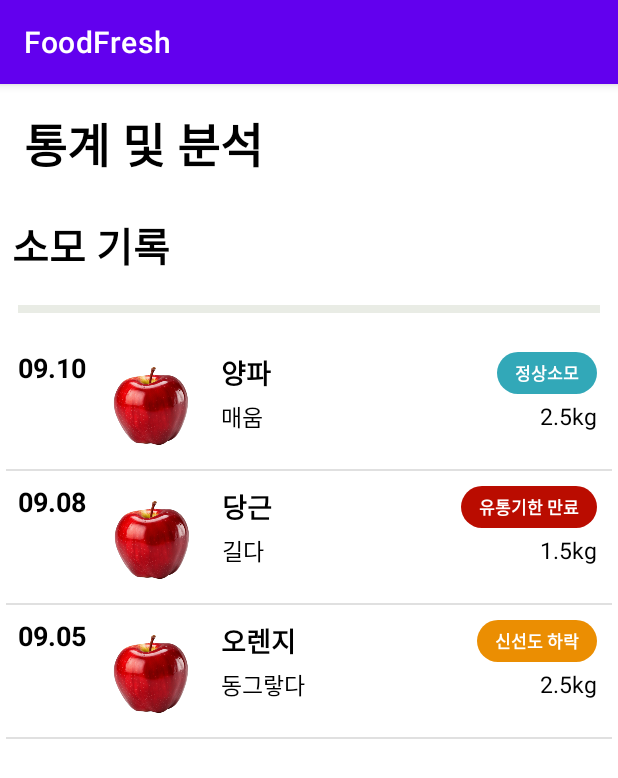
After one commit to CD1-2024-2/FoodFresh-client, an Android app: the ConsumptionLogActivity screen opened directly, with no data from a screen before it, on a phone screen of 412 x 824 dp. The commit adds this screen. Shown: the top 778 px of the screen. Run offline under Robolectric (Android 15) with nearby library versions, the phone set to English and light mode, and no system bars.

Commit message:
Feat: consumption log activity

```diff
--- a/app/src/main/AndroidManifest.xml
+++ b/app/src/main/AndroidManifest.xml
@@ -19,6 +19,9 @@
         tools:targetApi="31">
         <activity
             android:name=".StatisticActivity"
+            android:exported="false" />
+        <activity
+            android:name=".ConsumptionLogActivity"
             android:exported="false" />
         <activity
             android:name=".PopupMemberActivity"
--- /dev/null
+++ b/app/src/main/java/com/example/foodfresh/ConsumptionListAdapter.java
@@ -0,0 +1,75 @@
+package com.example.foodfresh;
+
+import android.content.Context;
+import android.os.Build;
+import android.view.LayoutInflater;
+import android.view.View;
+import android.view.ViewGroup;
+import android.widget.BaseAdapter;
+import android.widget.ImageView;
+import android.widget.TextView;
+import androidx.core.content.ContextCompat;
+import android.graphics.drawable.GradientDrawable;
+
+import java.time.LocalDate;
+import java.time.format.DateTimeFormatter;
+import java.util.ArrayList;
+
+public class ConsumptionListAdapter extends BaseAdapter {
+    ArrayList<ConsumptionListItem> list = new ArrayList<ConsumptionListItem>();
+    Context context;
+
+    @Override
+    public int getCount() {
+        return list.size();
+    }
+
+    @Override
+    public ConsumptionListItem getItem(int i) {
+        return list.get(i);
+    }
+
+    @Override
+    public long getItemId(int i) {
+        return i;
+    }
+
+    public void addItem(ConsumptionListItem item) {
+        list.add(item);
+    }
+
+    @Override
+    public View getView(int position, View convertView, ViewGroup parent) {
+        context = parent.getContext();
+        ConsumptionListItem item = list.get(position);
+
+        if (convertView == null) {
+            LayoutInflater inflater = (LayoutInflater)context.getSystemService(Context.LAYOUT_INFLATER_SERVICE);
+            convertView = inflater.inflate(R.layout.listview_comsumption_list, parent, false);
+        }
+
+        TextView date_tv = convertView.findViewById(R.id.date_textview);
+        TextView name_tv = convertView.findViewById(R.id.food_name_textview);
+        TextView des_tv = convertView.findViewById(R.id.food_description_textview);
+        TextView tag_tv = convertView.findViewById(R.id.tag_textview);
+        TextView amount_tv = convertView.findViewById(R.id.food_amount_textview);
+        ImageView iv = convertView.findViewById(R.id.food_imageview);
+
+        LocalDate date = item.getDate();
+        if (Build.VERSION.SDK_INT >= Build.VERSION_CODES.O) {
+            DateTimeFormatter formatter = DateTimeFormatter.ofPattern("MM.dd");
+            date_tv.setText(date.format(formatter));
+        }
+        name_tv.setText(item.getName());
+        des_tv.setText(item.getDescription());
+        tag_tv.setText(ConsumptionListItem.tags[item.getTag()]);
+
+        GradientDrawable background = (GradientDrawable) ContextCompat.getDrawable(context, R.drawable.rounded_background);
+        background.setColor(ConsumptionListItem.colors[item.getTag()]);
+        tag_tv.setBackground(background);
+
+        amount_tv.setText(item.getAmount());
+
+        return convertView;
+    }
+}
--- /dev/null
+++ b/app/src/main/java/com/example/foodfresh/ConsumptionListItem.java
@@ -0,0 +1,95 @@
+package com.example.foodfresh;
+
+import android.media.Image;
+
+import java.time.LocalDate;
+
+public class ConsumptionListItem {
+    static String[] tags = {
+            "정상소모",
+            "유통기한 만료",
+            "신선도 하락",
+            "기타"
+    };
+
+    static int[] colors = {
+            0xff32a8b8,
+            0xffba0c00,
+            0xffeb8e02,
+            0xff02b302
+    };
+
+    private String id;
+    private Image img;
+    private LocalDate date;
+    private String name;
+    private String description;
+    private int tag;
+    private String amount;
+
+    public String getId() {
+        return id;
+    }
+
+    public void setId(String id) {
+        this.id = id;
+    }
+
+    public Image getImg() {
+        return img;
+    }
+
+    public void setImg(Image img) {
+        this.img = img;
+    }
+
+    public LocalDate getDate() {
+        return date;
+    }
+
+    public void setDate(LocalDate name) {
+        this.date = date;
+    }
+
+    public String getName() {
+        return name;
+    }
+
+    public void setName(String name) {
+        this.name = name;
+    }
+
+    public String getDescription() {
+        return description;
+    }
+
+    public void setDescription(String description) {
+        this.description = this.description;
+    }
+
+    public int getTag() {
+        return tag;
+    }
+
+    public void setTag(int tag) {
+        this.tag = tag;
+    }
+
+    public String getAmount() {
+        return amount;
+    }
+
+    public void setAmount(String amount) {
+        this.amount = amount;
+    }
+
+    ConsumptionListItem (String id, Image img, LocalDate date, String name, String description, int tag, String amount) {
+        this.id = id;
+        this.img = img;
+        this.date = date;
+        this.name = name;
+        this.description = description;
+        this.tag = tag;
+        this.amount = amount;
+    }
+}
--- /dev/null
+++ b/app/src/main/java/com/example/foodfresh/ConsumptionLogActivity.java
@@ -0,0 +1,29 @@
+package com.example.foodfresh;
+
+import android.os.Build;
+import android.os.Bundle;
+import android.widget.ListView;
+
+import androidx.appcompat.app.AppCompatActivity;
+
+import java.time.LocalDate;
+
+public class ConsumptionLogActivity extends AppCompatActivity {
+    @Override
+    protected void onCreate(Bundle savedInstanceState) {
+        super.onCreate(savedInstanceState);
+        setContentView(R.layout.activity_consumption_log);
+
+        ListView lv = findViewById(R.id.consumption_listview);
+
+        ConsumptionListAdapter adapter = new ConsumptionListAdapter();
+        // 초기 데이터
+        if (Build.VERSION.SDK_INT >= Build.VERSION_CODES.O) {
+            adapter.addItem(new ConsumptionListItem("001", null, LocalDate.of(2024, 9, 10), "양파", "매움", 0, "2.5kg"));
+            adapter.addItem(new ConsumptionListItem("002", null, LocalDate.of(2024, 9, 8), "당근", "길다", 1, "1.5kg"));
+            adapter.addItem(new ConsumptionListItem("003", null, LocalDate.of(2024, 9, 5), "오렌지", "동그랗다", 2, "2.5kg"));
+        }
+        lv.setAdapter(adapter);
+
+    }
+}
--- a/app/src/main/java/com/example/foodfresh/RefrigListActivity.java
+++ b/app/src/main/java/com/example/foodfresh/RefrigListActivity.java
@@ -54,7 +54,7 @@ public class RefrigListActivity extends AppCompatActivity {
         goto_statistic_btn.setOnClickListener(new View.OnClickListener() {
             @Override
             public void onClick(View view) {
-                Intent intent = new Intent(RefrigListActivity.this, StatisticActivity.class);
+                Intent intent = new Intent(RefrigListActivity.this, ConsumptionLogActivity.class);
                 user_id = "1206";
                 intent.putExtra("사용자 id", user_id); // intent 테스트용
                 startActivity(intent);
--- /dev/null
+++ b/app/src/main/res/drawable/rounded_background.xml
@@ -0,0 +1,5 @@
+<shape xmlns:android="http://schemas.android.com/apk/res/android"
+    android:shape="rectangle">
+    <solid android:color="#32a8b8" />
+    <corners android:radius="50dp" />
+</shape>
--- /dev/null
+++ b/app/src/main/res/layout/activity_consumption_log.xml
@@ -0,0 +1,44 @@
+<?xml version="1.0" encoding="utf-8"?>
+<LinearLayout xmlns:android="http://schemas.android.com/apk/res/android"
+    xmlns:tools="http://schemas.android.com/tools"
+    android:id="@+id/layout"
+    android:layout_width="match_parent"
+    android:layout_height="match_parent"
+    android:orientation="vertical"
+    android:visibility="visible"
+    tools:visibility="visible" >
+    <TextView
+        android:layout_margin="16dp"
+        android:text="통계 및 분석"
+        android:textSize="14pt"
+        android:textStyle="bold"
+        android:textColor="@color/black"
+        android:layout_width="match_parent"
+        android:layout_height="wrap_content" />
+    <TextView
+        android:layout_margin="8dp"
+        android:text="소모 기록"
+        android:textSize="12pt"
+        android:textStyle="bold"
+        android:textColor="@color/black"
+        android:layout_width="match_parent"
+        android:layout_height="wrap_content" />
+    <View
+        android:background="@color/gray_light"
+        android:layout_width="match_parent"
+        android:layout_height="8px"
+        android:layout_margin="12dp" />
+
+    <ScrollView
+        android:layout_width="match_parent"
+        android:layout_height="match_parent"
+        android:padding="4dp"
+        android:fillViewport="true">
+        <ListView
+            android:id="@+id/consumption_listview"
+            android:layout_width="match_parent"
+            android:layout_height="wrap_content">
+        </ListView>
+    </ScrollView>
+
+</LinearLayout>
--- /dev/null
+++ b/app/src/main/res/layout/listview_comsumption_list.xml
@@ -0,0 +1,80 @@
+<?xml version="1.0" encoding="utf-8"?>
+<LinearLayout xmlns:android="http://schemas.android.com/apk/res/android"
+    android:layout_width="match_parent"
+    android:layout_height="wrap_content"
+    android:padding="4dp"
+    android:orientation="horizontal" >
+
+    <TextView
+        android:id="@+id/date_textview"
+        android:padding="4dp"
+        android:text="09.10"
+        android:textSize="8pt"
+        android:textStyle="bold"
+        android:textColor="@color/black"
+        android:layout_width="wrap_content"
+        android:layout_height="wrap_content" />
+
+    <ImageView
+        android:id="@+id/food_imageview"
+        android:padding="4dp"
+        android:layout_width="80dp"
+        android:layout_height="80dp"
+        android:src="@drawable/ic_sample_apple"/>
+
+    <LinearLayout
+        android:layout_width="wrap_content"
+        android:layout_height="match_parent"
+        android:padding="4dp"
+        android:orientation="vertical" >
+        <TextView
+            android:id="@+id/food_name_textview"
+            android:padding="2dp"
+            android:text="사과"
+            android:textSize="8pt"
+            android:textStyle="bold"
+            android:textColor="@color/black"
+            android:layout_width="wrap_content"
+            android:layout_height="wrap_content" />
+        <TextView
+            android:id="@+id/food_description_textview"
+            android:padding="2dp"
+            android:text="달달함"
+            android:textSize="7pt"
+            android:textColor="@color/black"
+            android:layout_width="wrap_content"
+            android:layout_height="wrap_content" />
+    </LinearLayout>
+
+    <LinearLayout
+        android:layout_width="match_parent"
+        android:layout_height="match_parent"
+        android:layout_gravity="end"
+        android:orientation="vertical"
+        android:padding="4dp">
+
+        <TextView
+            android:id="@+id/tag_textview"
+            android:layout_width="wrap_content"
+            android:layout_height="wrap_content"
+            android:layout_gravity="end"
+            android:layout_margin="2dp"
+            android:background="@drawable/rounded_background"
+            android:paddingHorizontal="12dp"
+            android:paddingVertical="5dp"
+            android:text="정상소모"
+            android:textColor="@color/white"
+            android:textSize="5pt"
+            android:textStyle="bold" />
+
+        <TextView
+            android:id="@+id/food_amount_textview"
+            android:layout_width="wrap_content"
+            android:layout_height="wrap_content"
+            android:layout_gravity="end"
+            android:padding="2dp"
+            android:text="2kg"
+            android:textColor="@color/black"
+            android:textSize="7pt" />
+    </LinearLayout>
+</LinearLayout>
```
